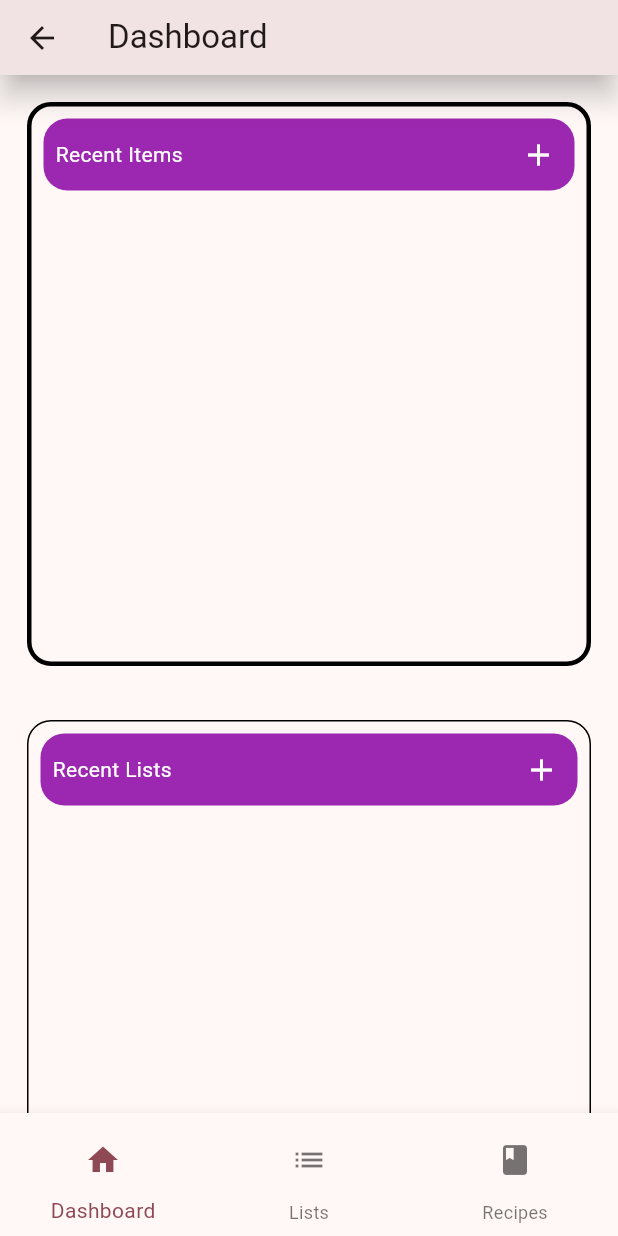
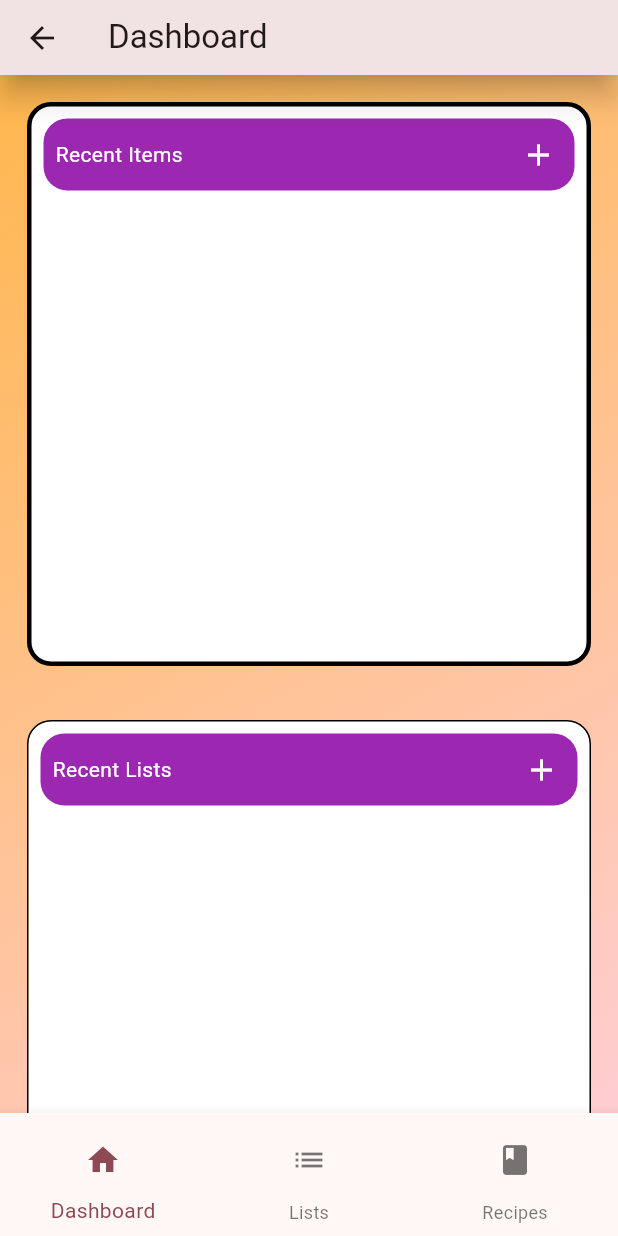
Before and after one commit to BMarx981/GrocerApp, a Flutter app: the DashboardPage screen opened by its route, on a phone screen of 412 x 824 dp. Run offline on Flutter 3.47's test engine with Material 3 defaults, Android fonts, the light colour scheme and no system bars; our stand-ins replace beamer, drift, flutter_riverpod, riverpod_annotation, sqlite3_flutter_libs; missing offline and left inert: sqlite3; accounts and stored records are empty; generated files the repository leaves out were written again.

Commit message:
Fix looks for several widgets.

```diff
--- a/lib/domain/repository/lists_repository.dart
+++ b/lib/domain/repository/lists_repository.dart
@@ -55,7 +55,6 @@ class ListsRepository extends _$ListsRepository {
             name: Value(name),
           ),
         );
-    print(result);
     return result;
   }
 
--- a/lib/presentation/view/features/dashboard/dashboard_page.dart
+++ b/lib/presentation/view/features/dashboard/dashboard_page.dart
@@ -17,7 +17,13 @@ class DashboardPage extends ConsumerWidget {
         key: Key('dashboard_appbar'),
         title: "Dashboard",
       ),
-      body: Row(
+      body: Container(
+        decoration: BoxDecoration(
+            gradient: LinearGradient(
+                begin: Alignment.topLeft,
+                end: Alignment.bottomRight,
+                colors: [Colors.orange.shade300, Colors.red.shade100])),
+        child: Row(
           children: [
             Expanded(
               child: LayoutBuilder(
@@ -39,6 +45,7 @@ class DashboardPage extends ConsumerWidget {
             )
           ],
         ),
+      ),
       bottomNavigationBar: const BottomNavBar(),
     );
   }
--- a/lib/presentation/view/features/dashboard/recent_items_grid_widget.dart
+++ b/lib/presentation/view/features/dashboard/recent_items_grid_widget.dart
@@ -22,6 +22,7 @@ class RecentItemsGridWidget extends ConsumerWidget {
             padding: const EdgeInsets.all(18.0),
             child: Container(
               decoration: BoxDecoration(
+                color: Colors.white,
                 border: Border.all(color: Colors.black, width: 3),
                 borderRadius: BorderRadius.circular(16),
               ),
--- a/lib/presentation/view/features/dashboard/recent_lists_widget.dart
+++ b/lib/presentation/view/features/dashboard/recent_lists_widget.dart
@@ -25,6 +25,7 @@ class RecentListsGridWidget extends ConsumerWidget {
           child: Container(
             height: 100,
             decoration: BoxDecoration(
+              color: Colors.white,
               border: Border.all(color: Colors.black),
               borderRadius: BorderRadius.circular(16),
             ),
--- a/lib/presentation/view/features/dashboard/recent_recipes_grid_widget.dart
+++ b/lib/presentation/view/features/dashboard/recent_recipes_grid_widget.dart
@@ -23,6 +23,7 @@ class _RecentRecipesGridWidgetState
       child: Container(
           height: 100,
           decoration: BoxDecoration(
+            color: Colors.white,
             border: Border.all(color: Colors.black),
             borderRadius: BorderRadius.circular(16),
           ),
--- a/lib/presentation/view/features/lists/details_tile_widget.dart
+++ b/lib/presentation/view/features/lists/details_tile_widget.dart
@@ -15,7 +15,7 @@ class DetailsTileWidget extends ConsumerWidget {
   Widget build(BuildContext context, WidgetRef ref) {
     List<GroceryItemData> details = [];
     return Dismissible(
-      key: Key(data.listId.toString()),
+      key: UniqueKey(),
       onDismissed: (_) {
         ref.read(listsRepositoryProvider.notifier).deleteList(data.listId!);
       },
```
Lines whose indentation alone changed are shown as unchanged.
